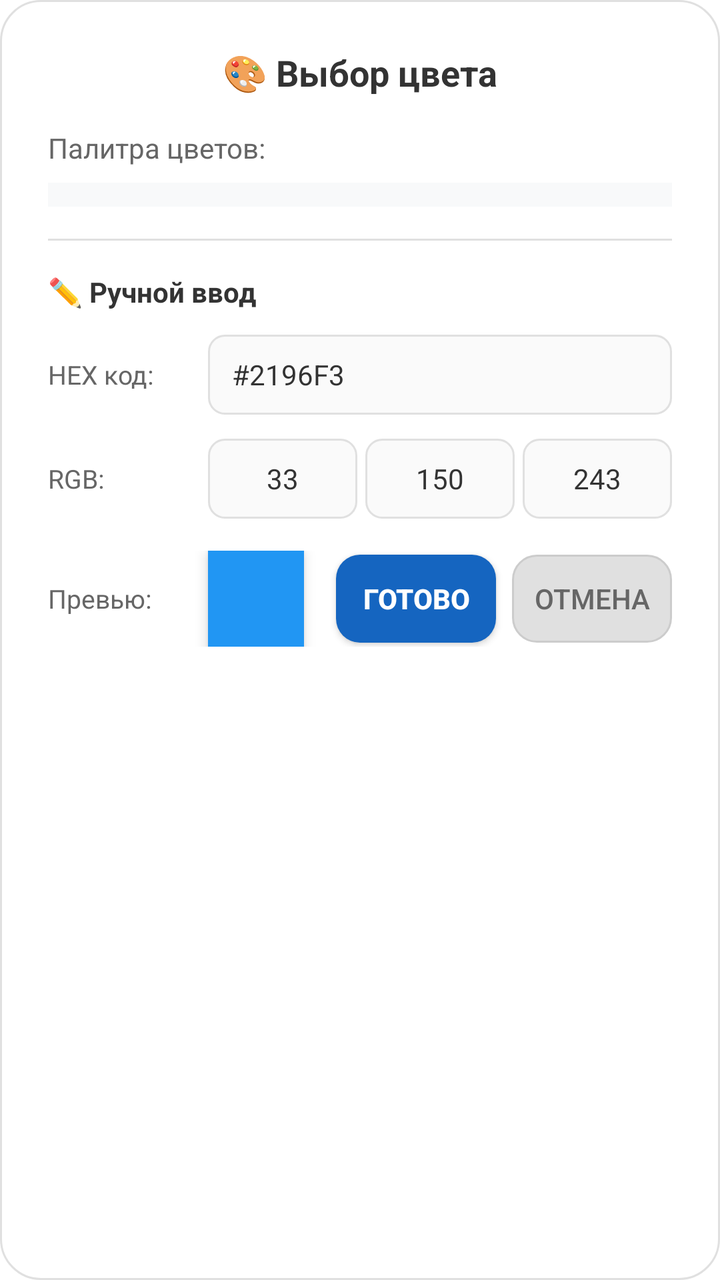
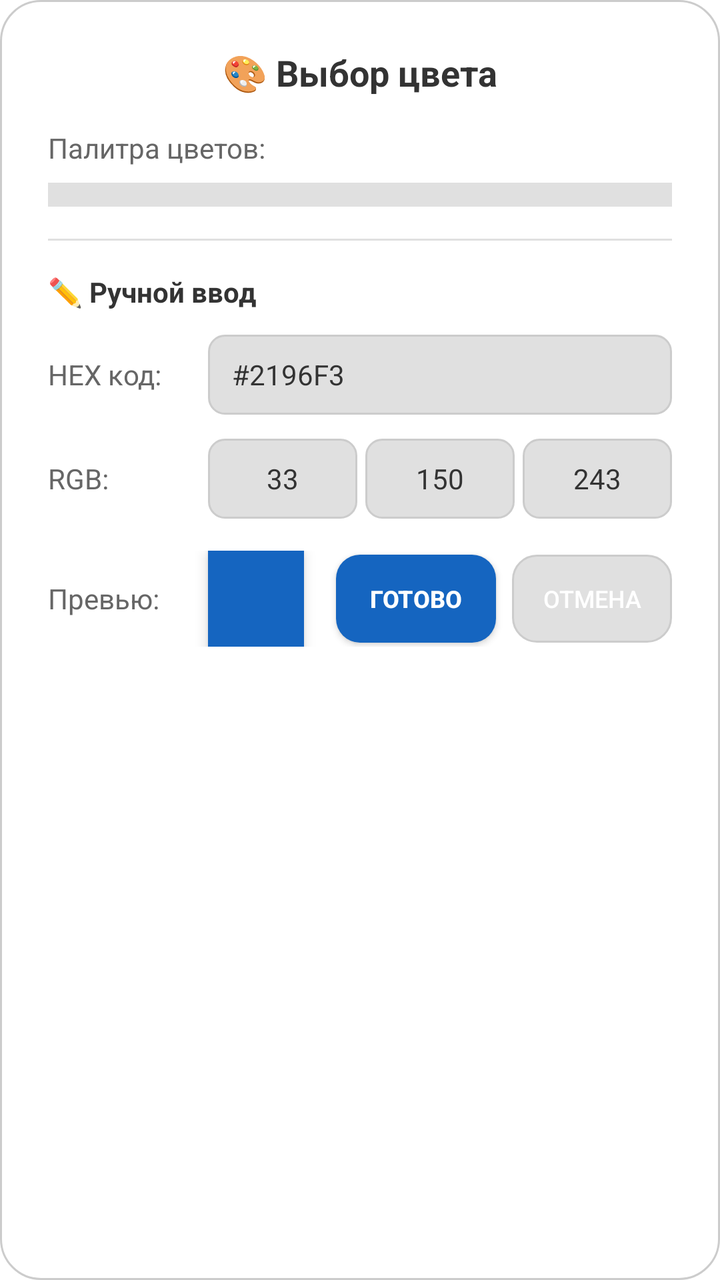

Screens rendered from an Android XML layout before and after an edit, with the pre-edit source and the edit as a unified diff.
<!-- AndroidManifest.xml: application theme Theme.Androiddd -->
<!-- res/layout/dialog_color_picker.xml -->
<?xml version="1.0" encoding="utf-8"?>
<ScrollView xmlns:android="http://schemas.android.com/apk/res/android"
    android:layout_width="match_parent"
    android:layout_height="wrap_content"
    android:padding="16dp"
    android:background="@drawable/dialog_background">

    <LinearLayout
        android:layout_width="match_parent"
        android:layout_height="wrap_content"
        android:orientation="vertical"
        android:padding="8dp">

        
        <TextView
            android:layout_width="match_parent"
            android:layout_height="wrap_content"
            android:text="🎨 Выбор цвета"
            android:textSize="18sp"
            android:textStyle="bold"
            android:textColor="#333333"
            android:gravity="center"
            android:layout_marginBottom="16dp" />

        
        <TextView
            android:layout_width="match_parent"
            android:layout_height="wrap_content"
            android:text="Палитра цветов:"
            android:textSize="14sp"
            android:textColor="#666666"
            android:layout_marginBottom="8dp" />

        
        <HorizontalScrollView
            android:layout_width="match_parent"
            android:layout_height="wrap_content"
            android:layout_marginBottom="16dp"
            android:padding="4dp"
            android:background="#F8F9FA"
            android:fillViewport="true">

            <LinearLayout
                android:layout_width="wrap_content"
                android:layout_height="wrap_content"
                android:orientation="vertical"
                android:gravity="center">

                <GridLayout
                    android:id="@+id/colorGrid"
                    android:layout_width="wrap_content"
                    android:layout_height="wrap_content"
                    android:columnCount="13"
                    android:rowCount="13"
                    android:padding="2dp" />

            </LinearLayout>

        </HorizontalScrollView>

        
        <View
            android:layout_width="match_parent"
            android:layout_height="1dp"
            android:background="?android:attr/listDivider"
            android:layout_marginBottom="16dp" />

        
        <TextView
            android:layout_width="match_parent"
            android:layout_height="wrap_content"
            android:text="✏️ Ручной ввод"
            android:textSize="14sp"
            android:textStyle="bold"
            android:textColor="#333333"
            android:layout_marginBottom="12dp" />

        
        <LinearLayout
            android:layout_width="match_parent"
            android:layout_height="wrap_content"
            android:orientation="horizontal"
            android:gravity="center_vertical"
            android:layout_marginBottom="12dp">

            <TextView
                android:layout_width="80dp"
                android:layout_height="wrap_content"
                android:text="HEX код:"
                android:textSize="13sp"
                android:textColor="#666666" />

            <EditText
                android:id="@+id/hexInput"
                android:layout_width="0dp"
                android:layout_height="40dp"
                android:layout_weight="1"
                android:text="#2196F3"
                android:textSize="14sp"
                android:background="@drawable/edit_text_rounded"
                android:paddingStart="12dp"
                android:paddingEnd="12dp"
                android:inputType="textCapCharacters"
                android:maxLines="1" />

        </LinearLayout>

        
        <LinearLayout
            android:layout_width="match_parent"
            android:layout_height="wrap_content"
            android:orientation="horizontal"
            android:gravity="center_vertical"
            android:layout_marginBottom="16dp">

            <TextView
                android:layout_width="80dp"
                android:layout_height="wrap_content"
                android:text="RGB:"
                android:textSize="13sp"
                android:textColor="#666666" />

            <LinearLayout
                android:layout_width="0dp"
                android:layout_height="wrap_content"
                android:layout_weight="1"
                android:orientation="horizontal"
                android:gravity="center">

                <EditText
                    android:id="@+id/redInput"
                    android:layout_width="0dp"
                    android:layout_height="40dp"
                    android:layout_weight="1"
                    android:text="33"
                    android:textSize="14sp"
                    android:background="@drawable/edit_text_rounded"
                    android:gravity="center"
                    android:inputType="number"
                    android:maxLines="1"
                    android:layout_marginEnd="4dp" />

                <EditText
                    android:id="@+id/greenInput"
                    android:layout_width="0dp"
                    android:layout_height="40dp"
                    android:layout_weight="1"
                    android:text="150"
                    android:textSize="14sp"
                    android:background="@drawable/edit_text_rounded"
                    android:gravity="center"
                    android:inputType="number"
                    android:maxLines="1"
                    android:layout_marginEnd="4dp" />

                <EditText
                    android:id="@+id/blueInput"
                    android:layout_width="0dp"
                    android:layout_height="40dp"
                    android:layout_weight="1"
                    android:text="243"
                    android:textSize="14sp"
                    android:background="@drawable/edit_text_rounded"
                    android:gravity="center"
                    android:inputType="number"
                    android:maxLines="1" />

            </LinearLayout>

        </LinearLayout>

        
        <LinearLayout
            android:layout_width="match_parent"
            android:layout_height="wrap_content"
            android:orientation="horizontal"
            android:gravity="center_vertical">

            <TextView
                android:layout_width="80dp"
                android:layout_height="wrap_content"
                android:text="Превью:"
                android:textSize="13sp"
                android:textColor="#666666" />

            <View
                android:id="@+id/colorPreview"
                android:layout_width="48dp"
                android:layout_height="48dp"
                android:background="#2196F3"
                android:layout_marginEnd="16dp"
                android:elevation="4dp" />

            
            <Button
                android:id="@+id/doneButton"
                android:layout_width="0dp"
                android:layout_height="44dp"
                android:layout_weight="1"
                android:text="Готово"
                android:textSize="14sp"
                android:textStyle="bold"
                android:textColor="#FFFFFF"
                android:background="@drawable/button_rounded"
                android:layout_marginEnd="8dp" />

            
            <Button
                android:id="@+id/cancelButton"
                android:layout_width="0dp"
                android:layout_height="44dp"
                android:layout_weight="1"
                android:text="Отмена"
                android:textSize="14sp"
                android:textColor="#666666"
                android:background="@drawable/button_cancel"
                android:stateListAnimator="@null" />

        </LinearLayout>

    </LinearLayout>

</ScrollView>
<!-- resources referenced by this layout -->
<resources>
  <!-- drawable button_cancel (drawable) -->
  <?xml version="1.0" encoding="utf-8"?>
  <shape xmlns:android="http://schemas.android.com/apk/res/android">
      <solid android:color="@color/colorSurfaceVariant" />
      <corners android:radius="@dimen/lesson_detail_input_margin_bottom" />
      <stroke android:width="@dimen/lesson_detail_color_button_size_1dp" android:color="@color/colorOutline" />
  </shape>
  <!-- drawable button_rounded (drawable) -->
  <?xml version="1.0" encoding="utf-8"?>
  <shape xmlns:android="http://schemas.android.com/apk/res/android">
      <solid android:color="@color/colorPrimary" />
      <corners android:radius="@dimen/lesson_detail_input_margin_bottom" />
  </shape>
  <!-- drawable dialog_background (drawable) -->
  <?xml version="1.0" encoding="utf-8"?>
  <shape xmlns:android="http://schemas.android.com/apk/res/android">
      <solid android:color="#FFFFFF" />
      <corners android:radius="20dp" />
      <stroke android:width="1dp" android:color="#E0E0E0" />
  </shape>
  <!-- drawable edit_text_rounded (drawable) -->
  <?xml version="1.0" encoding="utf-8"?>
  <shape xmlns:android="http://schemas.android.com/apk/res/android">
      <solid android:color="#FAFAFA" />
      <corners android:radius="8dp" />
      <stroke android:width="1dp" android:color="#E0E0E0" />
  </shape>
  <color name="colorSurfaceVariant">#E0E0E0</color>
  <dimen name="lesson_detail_input_margin_bottom">12dp</dimen>
  <dimen name="lesson_detail_color_button_size_1dp">1dp</dimen>
  <color name="colorOutline">#CCCCCC</color>
  <color name="colorPrimary">#1565C0</color>
  <!-- unchanged entries left out for length: 1 -->
</resources>

<!-- the commit's change to res/layout/dialog_color_picker.xml (unified diff, before → after) -->
@@ -2,42 +2,42 @@
 <ScrollView xmlns:android="http://schemas.android.com/apk/res/android"
     android:layout_width="match_parent"
     android:layout_height="wrap_content"
-    android:padding="16dp"
+    android:padding="@dimen/lesson_detail_save_button_margin"
     android:background="@drawable/dialog_background">
 
     <LinearLayout
         android:layout_width="match_parent"
         android:layout_height="wrap_content"
         android:orientation="vertical"
-        android:padding="8dp">
+        android:padding="@dimen/lesson_detail_8dp">
 
         
         <TextView
             android:layout_width="match_parent"
             android:layout_height="wrap_content"
-            android:text="🎨 Выбор цвета"
-            android:textSize="18sp"
+            android:text="@string/dialog_title_color_picker"
+            android:textSize="@dimen/text_size_xlarge"
             android:textStyle="bold"
-            android:textColor="#333333"
+            android:textColor="@color/colorOnSurface"
             android:gravity="center"
-            android:layout_marginBottom="16dp" />
+            android:layout_marginBottom="@dimen/lesson_detail_save_button_margin" />
 
         
         <TextView
             android:layout_width="match_parent"
             android:layout_height="wrap_content"
-            android:text="Палитра цветов:"
-            android:textSize="14sp"
-            android:textColor="#666666"
-            android:layout_marginBottom="8dp" />
+            android:text="@string/label_color_palette"
+            android:textSize="@dimen/text_size_medium"
+            android:textColor="@color/colorOnSurfaceVariant"
+            android:layout_marginBottom="@dimen/lesson_detail_8dp" />
 
         
         <HorizontalScrollView
             android:layout_width="match_parent"
             android:layout_height="wrap_content"
-            android:layout_marginBottom="16dp"
-            android:padding="4dp"
-            android:background="#F8F9FA"
+            android:layout_marginBottom="@dimen/lesson_detail_save_button_margin"
+            android:padding="@dimen/lesson_item_margin_bottom"
+            android:background="@color/colorSurfaceVariant"
             android:fillViewport="true">
 
             <LinearLayout
@@ -52,7 +52,7 @@
                     android:layout_height="wrap_content"
                     android:columnCount="13"
                     android:rowCount="13"
-                    android:padding="2dp" />
+                    android:padding="@dimen/lesson_detail_color_button_size" />
 
             </LinearLayout>
 
@@ -61,19 +61,19 @@
         
         <View
             android:layout_width="match_parent"
-            android:layout_height="1dp"
+            android:layout_height="@dimen/lesson_detail_color_button_size_1dp"
             android:background="?android:attr/listDivider"
-            android:layout_marginBottom="16dp" />
+            android:layout_marginBottom="@dimen/lesson_detail_save_button_margin" />
 
         
         <TextView
             android:layout_width="match_parent"
             android:layout_height="wrap_content"
-            android:text="✏️ Ручной ввод"
-            android:textSize="14sp"
+            android:text="@string/label_manual_input"
+            android:textSize="@dimen/text_size_medium"
             android:textStyle="bold"
-            android:textColor="#333333"
-            android:layout_marginBottom="12dp" />
+            android:textColor="@color/colorOnSurface"
+            android:layout_marginBottom="@dimen/lesson_detail_input_margin_bottom" />
 
         
         <LinearLayout
@@ -81,25 +81,25 @@
             android:layout_height="wrap_content"
             android:orientation="horizontal"
             android:gravity="center_vertical"
-            android:layout_marginBottom="12dp">
+            android:layout_marginBottom="@dimen/lesson_detail_input_margin_bottom">
 
             <TextView
-                android:layout_width="80dp"
-                android:layout_height="wrap_content"
-                android:text="HEX код:"
-                android:textSize="13sp"
-                android:textColor="#666666" />
+                android:layout_width="@dimen/dialog_rgb_input_width"
+                android:layout_height="wrap_content"
+                android:text="@string/label_hex_code"
+                android:textSize="@dimen/text_size_medium"
+                android:textColor="@color/colorOnSurfaceVariant" />
 
             <EditText
                 android:id="@+id/hexInput"
-                android:layout_width="0dp"
-                android:layout_height="40dp"
-                android:layout_weight="1"
-                android:text="#2196F3"
-                android:textSize="14sp"
+                android:layout_width="@dimen/lesson_detail_0dp"
+                android:layout_height="@dimen/dialog_rgb_input_height"
+                android:layout_weight="1"
+                android:text="@string/default_color_hex"
+                android:textSize="@dimen/text_size_medium"
                 android:background="@drawable/edit_text_rounded"
-                android:paddingStart="12dp"
-                android:paddingEnd="12dp"
+                android:paddingStart="@dimen/lesson_detail_input_margin_bottom"
+                android:paddingEnd="@dimen/lesson_detail_input_margin_bottom"
                 android:inputType="textCapCharacters"
                 android:maxLines="1" />
 
@@ -111,17 +111,17 @@
             android:layout_height="wrap_content"
             android:orientation="horizontal"
             android:gravity="center_vertical"
-            android:layout_marginBottom="16dp">
+            android:layout_marginBottom="@dimen/lesson_detail_save_button_margin">
 
             <TextView
-                android:layout_width="80dp"
-                android:layout_height="wrap_content"
-                android:text="RGB:"
-                android:textSize="13sp"
-                android:textColor="#666666" />
+                android:layout_width="@dimen/dialog_rgb_input_width"
+                android:layout_height="wrap_content"
+                android:text="@string/label_rgb"
+                android:textSize="@dimen/text_size_medium"
+                android:textColor="@color/colorOnSurfaceVariant" />
 
             <LinearLayout
-                android:layout_width="0dp"
+                android:layout_width="@dimen/lesson_detail_0dp"
                 android:layout_height="wrap_content"
                 android:layout_weight="1"
                 android:orientation="horizontal"
@@ -129,37 +129,37 @@
 
                 <EditText
                     android:id="@+id/redInput"
-                    android:layout_width="0dp"
-                    android:layout_height="40dp"
+                    android:layout_width="@dimen/lesson_detail_0dp"
+                    android:layout_height="@dimen/dialog_rgb_input_height"
                     android:layout_weight="1"
-                    android:text="33"
-                    android:textSize="14sp"
+                    android:text="@string/default_color_red"
+                    android:textSize="@dimen/text_size_medium"
                     android:background="@drawable/edit_text_rounded"
                     android:gravity="center"
                     android:inputType="number"
                     android:maxLines="1"
-                    android:layout_marginEnd="4dp" />
+                    android:layout_marginEnd="@dimen/lesson_item_margin_bottom" />
 
                 <EditText
                     android:id="@+id/greenInput"
-                    android:layout_width="0dp"
-                    android:layout_height="40dp"
+                    android:layout_width="@dimen/lesson_detail_0dp"
+                    android:layout_height="@dimen/dialog_rgb_input_height"
                     android:layout_weight="1"
-                    android:text="150"
-                    android:textSize="14sp"
+                    android:text="@string/default_color_green"
+                    android:textSize="@dimen/text_size_medium"
                     android:background="@drawable/edit_text_rounded"
                     android:gravity="center"
                     android:inputType="number"
                     android:maxLines="1"
-                    android:layout_marginEnd="4dp" />
+                    android:layout_marginEnd="@dimen/lesson_item_margin_bottom" />
 
                 <EditText
                     android:id="@+id/blueInput"
-                    android:layout_width="0dp"
-                    android:layout_height="40dp"
+                    android:layout_width="@dimen/lesson_detail_0dp"
+                    android:layout_height="@dimen/dialog_rgb_input_height"
                     android:layout_weight="1"
-                    android:text="243"
-                    android:textSize="14sp"
+                    android:text="@string/default_color_blue"
+                    android:textSize="@dimen/text_size_medium"
                     android:background="@drawable/edit_text_rounded"
                     android:gravity="center"
                     android:inputType="number"
@@ -177,42 +177,42 @@
             android:gravity="center_vertical">
 
             <TextView
-                android:layout_width="80dp"
-                android:layout_height="wrap_content"
-                android:text="Превью:"
-                android:textSize="13sp"
-                android:textColor="#666666" />
+                android:layout_width="@dimen/dialog_rgb_input_width"
+                android:layout_height="wrap_content"
+                android:text="@string/label_preview"
+                android:textSize="@dimen/text_size_medium"
+                android:textColor="@color/colorOnSurfaceVariant" />
 
             <View
                 android:id="@+id/colorPreview"
-                android:layout_width="48dp"
-                android:layout_height="48dp"
-                android:background="#2196F3"
-                android:layout_marginEnd="16dp"
-                android:elevation="4dp" />
+                android:layout_width="@dimen/lesson_detail_spinner_height"
+                android:layout_height="@dimen/lesson_detail_spinner_height"
+                android:background="@color/colorPrimary"
+                android:layout_marginEnd="@dimen/lesson_detail_save_button_margin"
+                android:elevation="@dimen/lesson_item_margin_bottom" />
 
             
             <Button
                 android:id="@+id/doneButton"
-                android:layout_width="0dp"
-                android:layout_height="44dp"
-                android:layout_weight="1"
-                android:text="Готово"
-                android:textSize="14sp"
+                android:layout_width="@dimen/lesson_detail_0dp"
+                android:layout_height="@dimen/dialog_color_preview_size_44"
+                android:layout_weight="1"
+                android:text="@string/dialog_button_done"
+                android:textSize="@dimen/text_size_small"
                 android:textStyle="bold"
-                android:textColor="#FFFFFF"
+                android:textColor="@color/colorOnPrimary"
                 android:background="@drawable/button_rounded"
-                android:layout_marginEnd="8dp" />
+                android:layout_marginEnd="@dimen/lesson_detail_8dp" />
 
             
             <Button
                 android:id="@+id/cancelButton"
-                android:layout_width="0dp"
-                android:layout_height="44dp"
-                android:layout_weight="1"
-                android:text="Отмена"
-                android:textSize="14sp"
-                android:textColor="#666666"
+                android:layout_width="@dimen/lesson_detail_0dp"
+                android:layout_height="@dimen/dialog_color_preview_size_44"
+                android:layout_weight="1"
+                android:text="@string/dialog_button_cancel"
+                android:textSize="@dimen/text_size_small"
+                android:textColor="@color/colorOnPrimary"
                 android:background="@drawable/button_cancel"
                 android:stateListAnimator="@null" />
 
<!-- resource entries referenced after the edit -->
@@ -1,5 +1,8 @@
 <!-- resources referenced by this layout -->
 <resources>
+  <color name="colorOnPrimary">#FFFFFF</color>
+  <color name="colorOnSurface">#333333</color>
+  <color name="colorOnSurfaceVariant">#666666</color>
   <!-- drawable button_cancel (drawable) -->
   <?xml version="1.0" encoding="utf-8"?>
   <shape xmlns:android="http://schemas.android.com/apk/res/android">
@@ -16,21 +19,48 @@
   <!-- drawable dialog_background (drawable) -->
   <?xml version="1.0" encoding="utf-8"?>
   <shape xmlns:android="http://schemas.android.com/apk/res/android">
-      <solid android:color="#FFFFFF" />
-      <corners android:radius="20dp" />
-      <stroke android:width="1dp" android:color="#E0E0E0" />
+      <solid android:color="@color/colorSurface" />
+      <corners android:radius="@dimen/lesson_detail_input_margin_bottom_20dp" />
+      <stroke android:width="@dimen/lesson_detail_color_button_size_1dp" android:color="@color/colorOutline" />
   </shape>
   <!-- drawable edit_text_rounded (drawable) -->
   <?xml version="1.0" encoding="utf-8"?>
   <shape xmlns:android="http://schemas.android.com/apk/res/android">
-      <solid android:color="#FAFAFA" />
-      <corners android:radius="8dp" />
-      <stroke android:width="1dp" android:color="#E0E0E0" />
+      <solid android:color="@color/colorSurfaceVariant" />
+      <corners android:radius="@dimen/dialog_button_margin" />
+      <stroke android:width="@dimen/lesson_detail_color_button_size_1dp" android:color="@color/colorOutline" />
   </shape>
+  <string name="default_color_blue">243</string>
+  <string name="default_color_green">150</string>
+  <string name="default_color_hex">#2196F3</string>
+  <string name="default_color_red">33</string>
+  <string name="dialog_button_cancel">Отмена</string>
+  <string name="dialog_button_done">Готово</string>
+  <string name="dialog_title_color_picker">🎨 Выбор цвета</string>
+  <string name="label_color_palette">Палитра цветов:</string>
+  <string name="label_hex_code">HEX код:</string>
+  <string name="label_manual_input">✏️ Ручной ввод</string>
+  <string name="label_preview">Превью:</string>
+  <string name="label_rgb">RGB:</string>
   <color name="colorSurfaceVariant">#E0E0E0</color>
+  <dimen name="dialog_color_preview_size_44">44dp</dimen>
+  <dimen name="dialog_rgb_input_height">40dp</dimen>
+  <dimen name="dialog_rgb_input_width">80dp</dimen>
+  <dimen name="lesson_detail_0dp">0dp</dimen>
+  <dimen name="lesson_detail_8dp">8dp</dimen>
+  <dimen name="lesson_detail_color_button_size">2dp</dimen>
   <dimen name="lesson_detail_input_margin_bottom">12dp</dimen>
+  <dimen name="lesson_detail_save_button_margin">16dp</dimen>
+  <dimen name="lesson_detail_spinner_height">48dp</dimen>
+  <dimen name="lesson_item_margin_bottom">4dp</dimen>
+  <dimen name="text_size_medium">14sp</dimen>
+  <dimen name="text_size_small">12sp</dimen>
+  <dimen name="text_size_xlarge">18sp</dimen>
   <dimen name="lesson_detail_color_button_size_1dp">1dp</dimen>
   <color name="colorOutline">#CCCCCC</color>
+  <color name="colorSurface">#FFFFFF</color>
+  <dimen name="lesson_detail_input_margin_bottom_20dp">20dp</dimen>
+  <dimen name="dialog_button_margin">8dp</dimen>
   <color name="colorPrimary">#1565C0</color>
   <!-- unchanged entries left out for length: 1 -->
 </resources>
